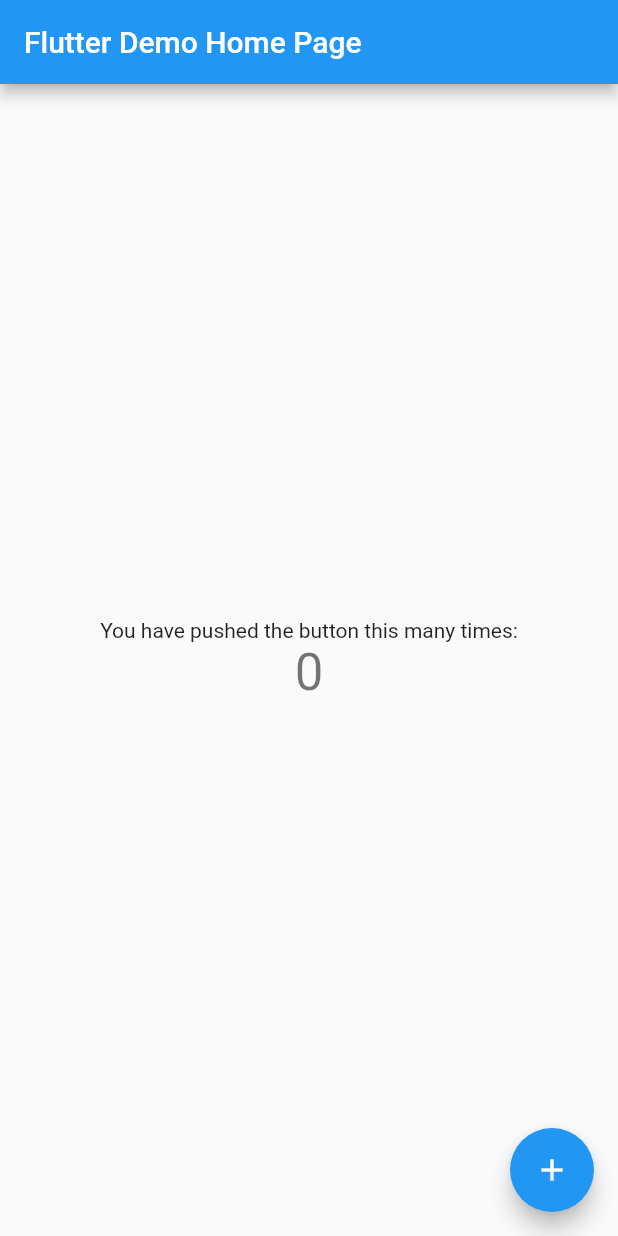
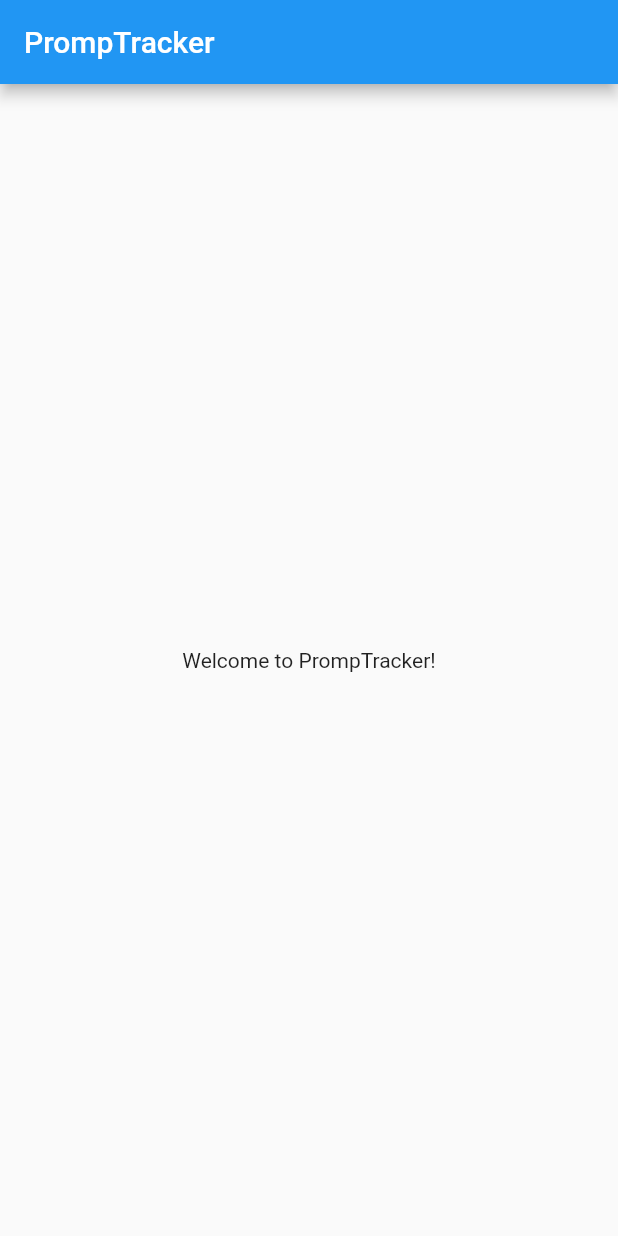
Before and after one commit to wpafbo79/promptracker, a Flutter app: the screen it shows after launch, on a phone screen of 412 x 824 dp. Run offline on Flutter 3.47's test engine with Material 2 defaults, Android fonts, the light colour scheme and no system bars.

Commit message:
Initial project code from the ChatGPT developer.
Prompt:
Act as the sole developer on a Dart Flutter app.  Any and all changes
you make during the course of our conversation must be conveyed to me in
a clear and concise manner.  There is no need for an explanation.  If I
want an explanation, I will ask for it.  To save on space, display
changes as a "diff" output.

Prompt:
The project is called "PrompTracker" and is currently empty.

```diff
--- a/lib/main.dart
+++ b/lib/main.dart
@@ -1,115 +1,24 @@
 import 'package:flutter/material.dart';
 
 void main() {
-  runApp(const MyApp());
+  runApp(const PrompTrackerApp());
 }
 
-class MyApp extends StatelessWidget {
-  const MyApp({super.key});
+class PrompTrackerApp extends StatelessWidget {
+  const PrompTrackerApp({Key? key}) : super(key: key);
 
-  // This widget is the root of your application.
   @override
   Widget build(BuildContext context) {
     return MaterialApp(
-      title: 'Flutter Demo',
-      theme: ThemeData(
-        // This is the theme of your application.
-        //
-        // Try running your application with "flutter run". You'll see the
-        // application has a blue toolbar. Then, without quitting the app, try
-        // changing the primarySwatch below to Colors.green and then invoke
-        // "hot reload" (press "r" in the console where you ran "flutter run",
-        // or simply save your changes to "hot reload" in a Flutter IDE).
-        // Notice that the counter didn't reset back to zero; the application
-        // is not restarted.
-        primarySwatch: Colors.blue,
+      title: 'PrompTracker',
+      home: Scaffold(
+        appBar: AppBar(
+          title: const Text('PrompTracker'),
+        ),
+        body: const Center(
+          child: Text('Welcome to PrompTracker!'),
+        ),
       ),
-      home: const MyHomePage(title: 'Flutter Demo Home Page'),
     );
   }
 }
-
-class MyHomePage extends StatefulWidget {
-  const MyHomePage({super.key, required this.title});
-
-  // This widget is the home page of your application. It is stateful, meaning
-  // that it has a State object (defined below) that contains fields that affect
-  // how it looks.
-
-  // This class is the configuration for the state. It holds the values (in this
-  // case the title) provided by the parent (in this case the App widget) and
-  // used by the build method of the State. Fields in a Widget subclass are
-  // always marked "final".
-
-  final String title;
-
-  @override
-  State<MyHomePage> createState() => _MyHomePageState();
-}
-
-class _MyHomePageState extends State<MyHomePage> {
-  int _counter = 0;
-
-  void _incrementCounter() {
-    setState(() {
-      // This call to setState tells the Flutter framework that something has
-      // changed in this State, which causes it to rerun the build method below
-      // so that the display can reflect the updated values. If we changed
-      // _counter without calling setState(), then the build method would not be
-      // called again, and so nothing would appear to happen.
-      _counter++;
-    });
-  }
-
-  @override
-  Widget build(BuildContext context) {
-    // This method is rerun every time setState is called, for instance as done
-    // by the _incrementCounter method above.
-    //
-    // The Flutter framework has been optimized to make rerunning build methods
-    // fast, so that you can just rebuild anything that needs updating rather
-    // than having to individually change instances of widgets.
-    return Scaffold(
-      appBar: AppBar(
-        // Here we take the value from the MyHomePage object that was created by
-        // the App.build method, and use it to set our appbar title.
-        title: Text(widget.title),
-      ),
-      body: Center(
-        // Center is a layout widget. It takes a single child and positions it
-        // in the middle of the parent.
-        child: Column(
-          // Column is also a layout widget. It takes a list of children and
-          // arranges them vertically. By default, it sizes itself to fit its
-          // children horizontally, and tries to be as tall as its parent.
-          //
-          // Invoke "debug painting" (press "p" in the console, choose the
-          // "Toggle Debug Paint" action from the Flutter Inspector in Android
-          // Studio, or the "Toggle Debug Paint" command in Visual Studio Code)
-          // to see the wireframe for each widget.
-          //
-          // Column has various properties to control how it sizes itself and
-          // how it positions its children. Here we use mainAxisAlignment to
-          // center the children vertically; the main axis here is the vertical
-          // axis because Columns are vertical (the cross axis would be
-          // horizontal).
-          mainAxisAlignment: MainAxisAlignment.center,
-          children: <Widget>[
-            const Text(
-              'You have pushed the button this many times:',
-            ),
-            Text(
-              '$_counter',
-              style: Theme.of(context).textTheme.headlineMedium,
-            ),
-          ],
-        ),
-      ),
-      floatingActionButton: FloatingActionButton(
-        onPressed: _incrementCounter,
-        tooltip: 'Increment',
-        child: const Icon(Icons.add),
-      ), // This trailing comma makes auto-formatting nicer for build methods.
-    );
-  }
-}
```
